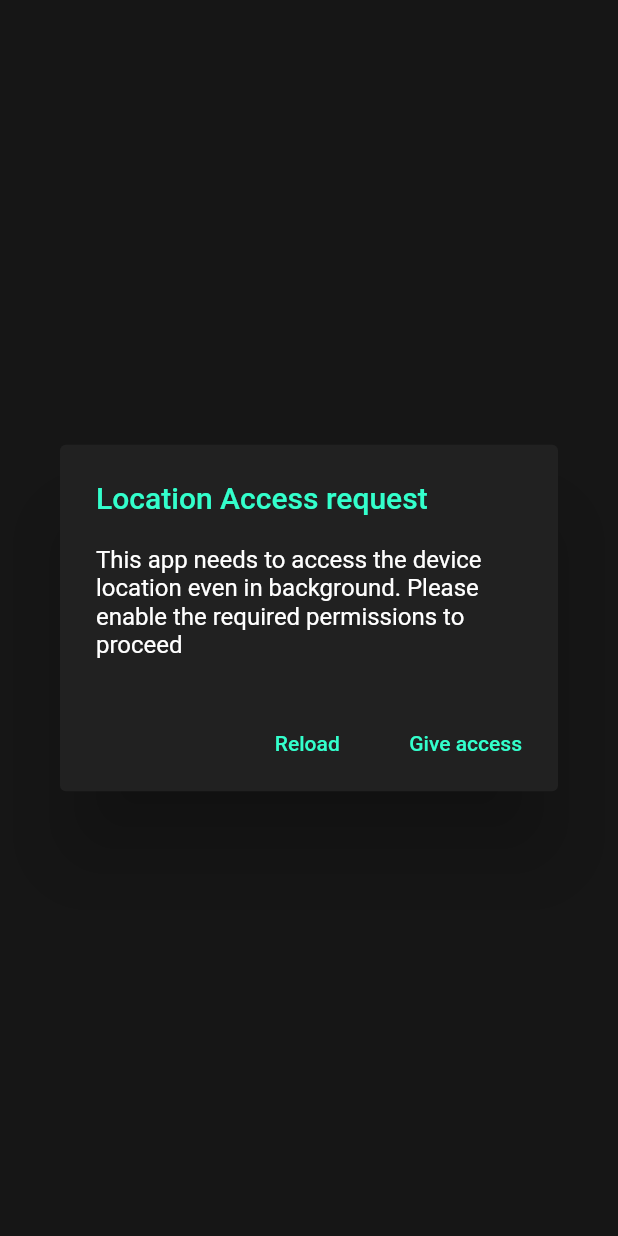
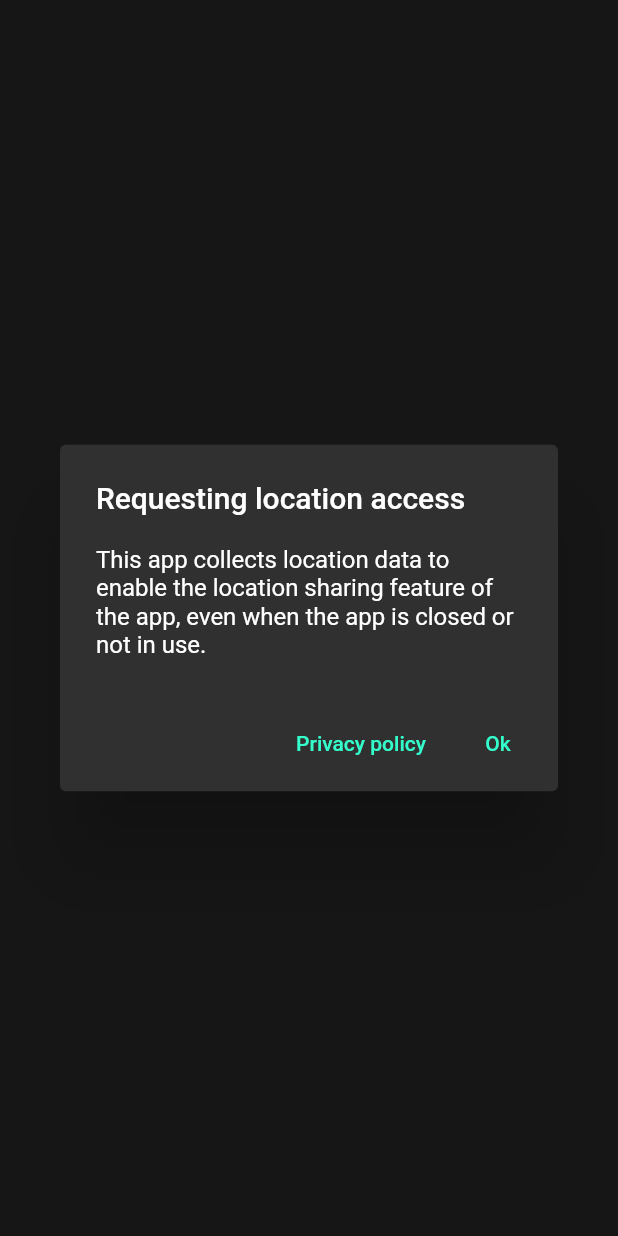
Before and after one commit to A-N-uraag/Project-Locus, a Flutter app: what getPermission() shows on an empty page, opened directly, on a phone screen of 412 x 824 dp. Run offline on Flutter 3.47's test engine with Material 2 defaults, Android fonts, the phone set to English and light mode, and no system bars; our stand-ins replace cloud_firestore, cloud_functions, firebase_auth, firebase_core, geolocator, google_maps_flutter and 1 more; missing offline and left inert: android_alarm_manager, background_fetch, flutter_isolate; accounts and stored records are empty.

Commit message:
added permissions dialog with policy link

```diff
--- a/lib/utils/LocationUtils.dart
+++ b/lib/utils/LocationUtils.dart
@@ -1,6 +1,8 @@
 import 'package:flutter/cupertino.dart';
 import 'package:flutter/material.dart';
 import 'package:geolocator/geolocator.dart';
+import 'package:url_launcher/url_launcher.dart';
+
 
 class LocationUtils{
 
@@ -22,6 +24,34 @@ class LocationUtils{
   }
 
   static Future<void> getPermission(BuildContext context) async {
+    await showDialog(
+      context: context,
+      builder: (BuildContext context) => AlertDialog(
+        backgroundColor: Color(0xff303030),
+        title: Text("Requesting location access"),
+        content: Text("This app collects location data to enable the location sharing feature of the app, even when the app is closed or not in use."),
+        actions: [
+          TextButton(
+            onPressed: () async {
+              const url = 'https://anuragreddy2000.github.io/LocusPolicy/';
+              if (await canLaunch(url)) {
+                await launch(url);
+              } else {
+                throw 'Could not launch $url';
+              }
+            },
+            child: Text("Privacy policy", style: TextStyle(color: Color(0xff33ffcc)),)
+          ),
+          TextButton(
+            onPressed: (){
+              Navigator.pop(context);
+            },
+            child: Text("Ok", style: TextStyle(color: Color(0xff33ffcc)),)
+          )
+        ],
+      ),
+      barrierDismissible: true,
+    );
     LocationPermission permission = await Geolocator.requestPermission();
     if (permission != LocationPermission.always && permission != LocationPermission.deniedForever){
       showDialog(
--- a/pubspec.yaml
+++ b/pubspec.yaml
@@ -33,6 +33,7 @@ dependencies:
   google_maps_flutter: ^1.0.6
   android_alarm_manager: ^0.4.5+17
   flutter_isolate: ^1.0.0+14
+  url_launcher: ^5.7.10
 
 
   # The following adds the Cupertino Icons font to your application.
```
Also changed, not shown: pubspec.lock, 7 other files.
